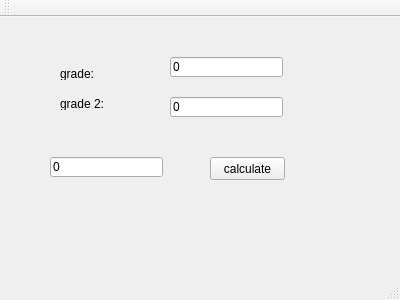
This is GradeCalculator/mainwindow.ui in gruotolo/GradeCalculator as Qt 5 draws it before an edit. The edited form follows.
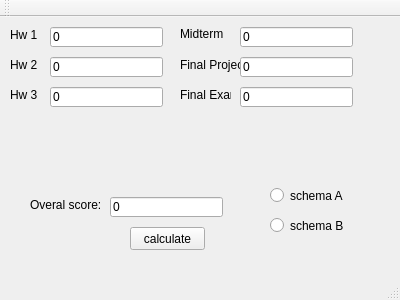
This is the edited form.

Commit message:
added radio buttons, added labels and a correct calculation
everything in the project i complete except the other form for pic 10b

The edit to the form file:
```diff
--- a/GradeCalculator/mainwindow.ui
+++ b/GradeCalculator/mainwindow.ui
@@ -17,8 +17,8 @@
    <widget class="QLineEdit" name="lineEdit">
     <property name="geometry">
      <rect>
-      <x>170</x>
-      <y>40</y>
+      <x>50</x>
+      <y>10</y>
       <width>113</width>
       <height>20</height>
      </rect>
@@ -30,21 +30,21 @@
    <widget class="QLabel" name="label">
     <property name="geometry">
      <rect>
-      <x>60</x>
-      <y>50</y>
-      <width>47</width>
-      <height>13</height>
+      <x>10</x>
+      <y>10</y>
+      <width>31</width>
+      <height>16</height>
      </rect>
     </property>
     <property name="text">
-     <string>grade:</string>
+     <string>Hw 1</string>
     </property>
    </widget>
    <widget class="QPushButton" name="pushButton">
     <property name="geometry">
      <rect>
-      <x>210</x>
-      <y>140</y>
+      <x>130</x>
+      <y>210</y>
       <width>75</width>
       <height>23</height>
      </rect>
@@ -56,21 +56,21 @@
    <widget class="QLabel" name="label_2">
     <property name="geometry">
      <rect>
-      <x>60</x>
-      <y>80</y>
-      <width>47</width>
-      <height>13</height>
+      <x>10</x>
+      <y>40</y>
+      <width>31</width>
+      <height>16</height>
      </rect>
     </property>
     <property name="text">
-     <string>grade 2:</string>
+     <string>Hw 2</string>
     </property>
    </widget>
    <widget class="QLineEdit" name="lineEdit_2">
     <property name="geometry">
      <rect>
-      <x>170</x>
-      <y>80</y>
+      <x>50</x>
+      <y>40</y>
       <width>113</width>
       <height>20</height>
      </rect>
@@ -82,8 +82,151 @@
    <widget class="QLineEdit" name="lineEdit_3">
     <property name="geometry">
      <rect>
+      <x>110</x>
+      <y>180</y>
+      <width>113</width>
+      <height>20</height>
+     </rect>
+    </property>
+    <property name="text">
+     <string>0</string>
+    </property>
+   </widget>
+   <widget class="QLabel" name="label_3">
+    <property name="geometry">
+     <rect>
+      <x>30</x>
+      <y>180</y>
+      <width>81</width>
+      <height>16</height>
+     </rect>
+    </property>
+    <property name="text">
+     <string>Overal score:</string>
+    </property>
+   </widget>
+   <widget class="QLabel" name="label_4">
+    <property name="geometry">
+     <rect>
+      <x>10</x>
+      <y>70</y>
+      <width>31</width>
+      <height>16</height>
+     </rect>
+    </property>
+    <property name="text">
+     <string>Hw 3</string>
+    </property>
+   </widget>
+   <widget class="QLineEdit" name="lineEdit_4">
+    <property name="geometry">
+     <rect>
       <x>50</x>
-      <y>140</y>
+      <y>70</y>
+      <width>113</width>
+      <height>20</height>
+     </rect>
+    </property>
+    <property name="text">
+     <string>0</string>
+    </property>
+   </widget>
+   <widget class="QLabel" name="label_5">
+    <property name="geometry">
+     <rect>
+      <x>180</x>
+      <y>10</y>
+      <width>47</width>
+      <height>13</height>
+     </rect>
+    </property>
+    <property name="text">
+     <string>Midterm</string>
+    </property>
+   </widget>
+   <widget class="QLineEdit" name="lineEdit_5">
+    <property name="geometry">
+     <rect>
+      <x>240</x>
+      <y>10</y>
+      <width>113</width>
+      <height>20</height>
+     </rect>
+    </property>
+    <property name="text">
+     <string>0</string>
+    </property>
+   </widget>
+   <widget class="QLabel" name="label_6">
+    <property name="geometry">
+     <rect>
+      <x>180</x>
+      <y>70</y>
+      <width>51</width>
+      <height>16</height>
+     </rect>
+    </property>
+    <property name="text">
+     <string>Final Exam</string>
+    </property>
+   </widget>
+   <widget class="QLineEdit" name="lineEdit_6">
+    <property name="geometry">
+     <rect>
+      <x>240</x>
+      <y>70</y>
+      <width>113</width>
+      <height>20</height>
+     </rect>
+    </property>
+    <property name="text">
+     <string>0</string>
+    </property>
+   </widget>
+   <widget class="QRadioButton" name="radioButton">
+    <property name="geometry">
+     <rect>
+      <x>270</x>
+      <y>170</y>
+      <width>82</width>
+      <height>17</height>
+     </rect>
+    </property>
+    <property name="text">
+     <string>schema A</string>
+    </property>
+   </widget>
+   <widget class="QRadioButton" name="radioButton_2">
+    <property name="geometry">
+     <rect>
+      <x>270</x>
+      <y>200</y>
+      <width>82</width>
+      <height>17</height>
+     </rect>
+    </property>
+    <property name="text">
+     <string>schema B</string>
+    </property>
+   </widget>
+   <widget class="QLabel" name="label_7">
+    <property name="geometry">
+     <rect>
+      <x>180</x>
+      <y>40</y>
+      <width>61</width>
+      <height>16</height>
+     </rect>
+    </property>
+    <property name="text">
+     <string>Final Project</string>
+    </property>
+   </widget>
+   <widget class="QLineEdit" name="lineEdit_7">
+    <property name="geometry">
+     <rect>
+      <x>240</x>
+      <y>40</y>
       <width>113</width>
       <height>20</height>
      </rect>
```
The commit also changes 4 other files.
